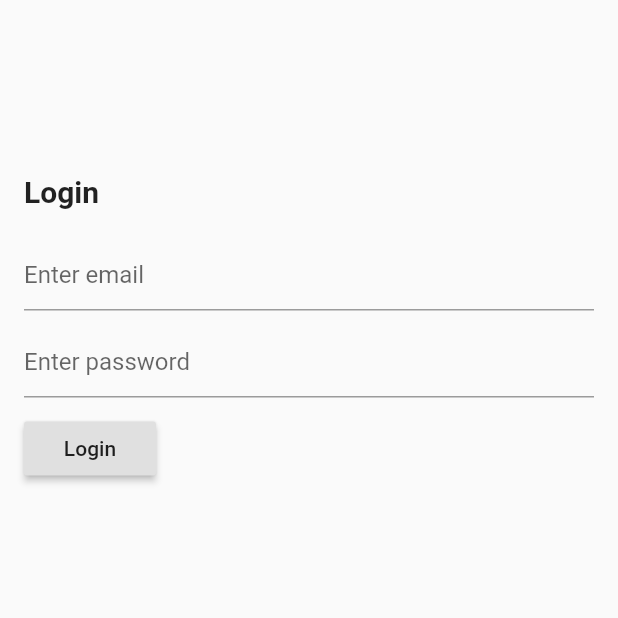
After one commit to EnriqueLS/firebase_pruebas, a Flutter app: the screen it shows after launch, after a tap on "Login", on a phone screen of 412 x 824 dp, the top half of it. The commit adds this screen. Run offline on Flutter 3.47's test engine with Material 2 defaults, Android fonts, the phone set to English and light mode, and no system bars; our stand-ins replace cloud_firestore, firebase_auth, firebase_core; accounts and stored records are empty.

Commit message:
Commit inicial 10/11/2020

```diff
--- a/lib/main.dart
+++ b/lib/main.dart
@@ -1,8 +1,11 @@
 import 'package:flutter/material.dart';
 import 'package:firebase_core/firebase_core.dart';
-import 'package:cloud_firestore/cloud_firestore.dart';
+import 'package:firebase_auth/firebase_auth.dart';
 
-import 'src/pages/addUsuariosFirestorePage.dart';
+import 'src/pages/home_page.dart';
+import 'src/pages/login_page.dart';
+
+//import 'src/pages/addUsuariosFirestorePage.dart';
 
 void main() async {
   WidgetsFlutterBinding.ensureInitialized();
@@ -20,37 +23,30 @@ class MyApp extends StatelessWidget {
         primarySwatch: Colors.blue,
         visualDensity: VisualDensity.adaptivePlatformDensity,
       ),
-      home: AddUsuariosFirestorePage(),
+      home: MainPage(),
     );
   }
 }
 
-class MyHomePage extends StatelessWidget {
-  const MyHomePage({Key key}) : super(key: key);
-
+class MainPage extends StatelessWidget {
   @override
   Widget build(BuildContext context) {
-    return Scaffold(
-        appBar: AppBar(title: Text("FIRESTORE")),
-        body: StreamBuilder(
-            stream:
-                FirebaseFirestore.instance.collection('negocios').snapshots(),
-            builder: (context, snapshot) {
-              if (snapshot.hasError)
-                return Center(child: Text('Error: ${snapshot.error}'));
-
-              if (!snapshot.hasData)
-                return Center(child: CircularProgressIndicator());
-
-              return ListView.builder(
-                itemCount: snapshot.data.documents.length,
-                itemBuilder: (context, index) {
-                  DocumentSnapshot data = snapshot.data.documents[index];
-                  return ListTile(
-                    title: Text(data['name']),
-                  );
-                },
-              );
-            }));
+    // Firebase tarda sobre una hora en refrescar que un usuario esté deshabilitado o no exista
+    // Si quiero que refresque el estado al iniciar la aplicación hago el reload siguiente.
+    // if (FirebaseAuth.instance.currentUser != null) {
+    //   FirebaseAuth.instance.currentUser.reload();
+    // }
+    return StreamBuilder<User>(
+      stream: FirebaseAuth.instance.authStateChanges(),
+      builder: (BuildContext context, AsyncSnapshot<User> snapshot) {
+        if (snapshot.hasData) {
+          print("data exists");
+          return HomePage();
+        } else {
+          print("data no exists");
+          return LoginPage();
+        }
+      },
+    );
   }
 }
--- /dev/null
+++ b/lib/src/pages/login_page.dart
@@ -0,0 +1,116 @@
+import 'package:firebase_auth/firebase_auth.dart';
+import 'package:flutter/material.dart';
+//import 'package:firebase_auth/firebase_auth.dart';
+
+import 'package:firebase_pruebas/src/services/auth_service.dart';
+
+class LoginPage extends StatefulWidget {
+  @override
+  _LoginPageState createState() => _LoginPageState();
+}
+
+class _LoginPageState extends State<LoginPage> {
+  TextEditingController _emailController;
+  TextEditingController _passwordController;
+
+  @override
+  void initState() {
+    super.initState();
+    _emailController = TextEditingController(text: "");
+    _passwordController = TextEditingController(text: "");
+  }
+
+  @override
+  Widget build(BuildContext context) {
+    return Scaffold(
+      body: SingleChildScrollView(
+        child: Padding(
+          padding: const EdgeInsets.all(16.0),
+          child: Column(
+            crossAxisAlignment: CrossAxisAlignment.start,
+            children: <Widget>[
+              const SizedBox(height: 100.0),
+              Text(
+                "Login",
+                style: TextStyle(fontWeight: FontWeight.bold, fontSize: 20.0),
+              ),
+              const SizedBox(height: 20.0),
+              TextField(
+                controller: _emailController,
+                decoration: InputDecoration(hintText: "Enter email"),
+              ),
+              const SizedBox(height: 10.0),
+              TextField(
+                controller: _passwordController,
+                obscureText: true,
+                decoration: InputDecoration(hintText: "Enter password"),
+              ),
+              const SizedBox(height: 10.0),
+              RaisedButton(
+                child: Text("Login"),
+                onPressed: () async {
+                  if (_emailController.text.isEmpty ||
+                      _passwordController.text.isEmpty) {
+                    print("Email and password cannot be empty");
+                    return false;
+                  }
+                  try {
+                    final User user = await AuthService.signInWithEmail2(
+                        email: _emailController.text,
+                        password: _passwordController.text);
+                    print("----user----: " + user.uid);
+                    //Logueado correctamente, vamos a HomePage
+                  } on FirebaseAuthException catch (e) {
+                    switch (e.code) {
+                      case "invalid-email":
+                        print(
+                            "Su dirección de correo electrónico parece tener un formato incorrecto.");
+                        //return ("Su dirección de correo electrónico parece tener un formato incorrecto.");
+                        break;
+                      case "wrong-password":
+                        print("Tu contraseña es incorrecta.");
+                        //return ("Tu contraseña es incorrecta.");
+                        break;
+                      case "user-not-found":
+                        print(
+                            "El usuario con este correo electrónico no existe.");
+                        //return ("El usuario con este correo electrónico no existe.");
+                        break;
+                      case "user-disabled":
+                        print(
+                            "El usuario con este correo electrónico ha sido inhabilitado.");
+                        break;
+                      case "too-many-requests":
+                        print(
+                            "Demasiadas solicitudes. Vuelve a intentarlo más tarde.");
+                        break;
+                      case "operation-not-allowed":
+                        print(
+                            "Iniciar sesión con correo electrónico y contraseña no está habilitado.");
+                        //return ("Iniciar sesión con correo electrónico y contraseña no está habilitado.");
+                        break;
+                      default:
+                        print("Ocurrió un error indefinido: " +
+                            e.code.toString());
+                      //return ("Ocurrió un error indefinido: " + e.code.toString());
+                    }
+                  } catch (e) {
+                    print("ERROOOOR: " + e.toString());
+                    //return ("ERROOOOR: " + e.toString());
+                  }
+                },
+              )
+            ],
+          ),
+        ),
+      ),
+    );
+  }
+
+  @override
+  void dispose() {
+    _emailController.dispose();
+    _passwordController.dispose();
+    super.dispose();
+  }
+}
--- a/pubspec.yaml
+++ b/pubspec.yaml
@@ -24,6 +24,7 @@ dependencies:
   flutter:
     sdk: flutter
   firebase_core: ^0.5.0+1
+  firebase_auth: 0.18.3
   cloud_firestore: ^0.14.1+3
 
 
```
Also changed, not shown: lib/src/pages/home_page.dart (added, +29 -0 lines), lib/src/pages/listaNegociosStream_page.dart (added, +30 -0 lines), lib/src/services/auth_service.dart (added, +136 -0 lines), pubspec.lock.
